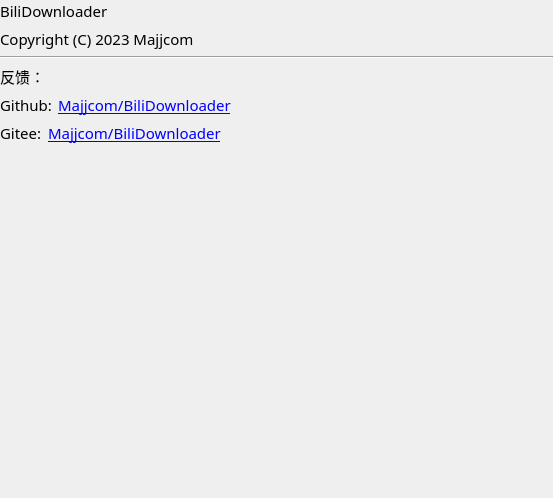
First picture: the form in src/ui_aboutwidget.ui, repository Majjcom/BiliDownloader, before the edit.
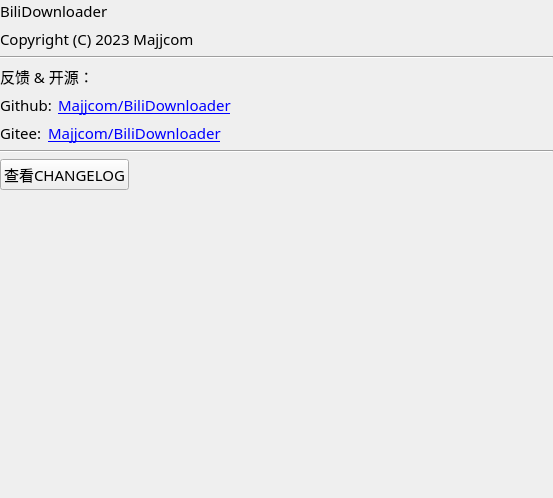
Second picture: the form after the edit.

Patch:
```diff
--- a/src/ui_aboutwidget.ui
+++ b/src/ui_aboutwidget.ui
@@ -73,7 +73,7 @@
    <item>
     <widget class="QLabel" name="label_3">
      <property name="text">
-      <string>反馈：</string>
+      <string>反馈 &amp; 开源：</string>
      </property>
     </widget>
    </item>
@@ -134,6 +134,37 @@
      </item>
     </layout>
    </item>
+   <item>
+    <widget class="Line" name="line_2">
+     <property name="orientation">
+      <enum>Qt::Horizontal</enum>
+     </property>
+    </widget>
+   </item>
+   <item>
+    <layout class="QHBoxLayout" name="horizontalLayout_4">
+     <item>
+      <widget class="QPushButton" name="button_changelog">
+       <property name="text">
+        <string>查看CHANGELOG</string>
+       </property>
+      </widget>
+     </item>
+     <item>
+      <spacer name="horizontalSpacer_2">
+       <property name="orientation">
+        <enum>Qt::Horizontal</enum>
+       </property>
+       <property name="sizeHint" stdset="0">
+        <size>
+         <width>40</width>
+         <height>20</height>
+        </size>
+       </property>
+      </spacer>
+     </item>
+    </layout>
+   </item>
    <item>
     <spacer name="verticalSpacer">
      <property name="orientation">
```
